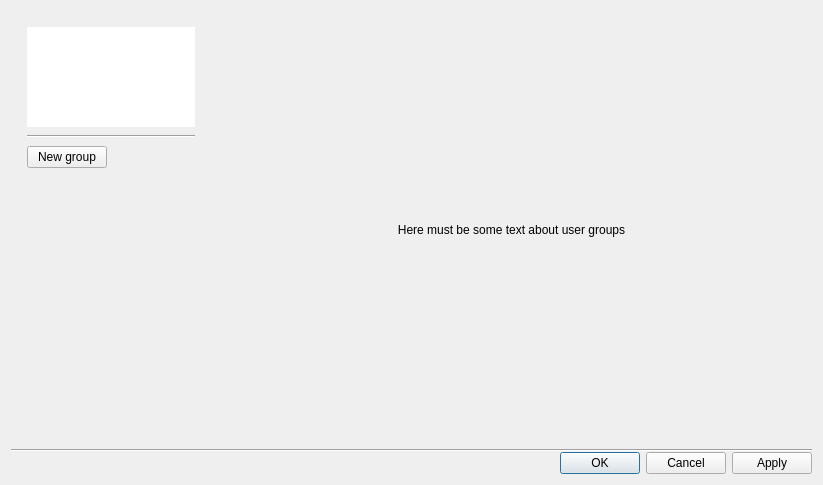
Before: the Qt Designer form client/src/ui/dialogs/resource_properties/user_groups_dialog.ui in networkoptix/nx_open, drawn with Qt 5.
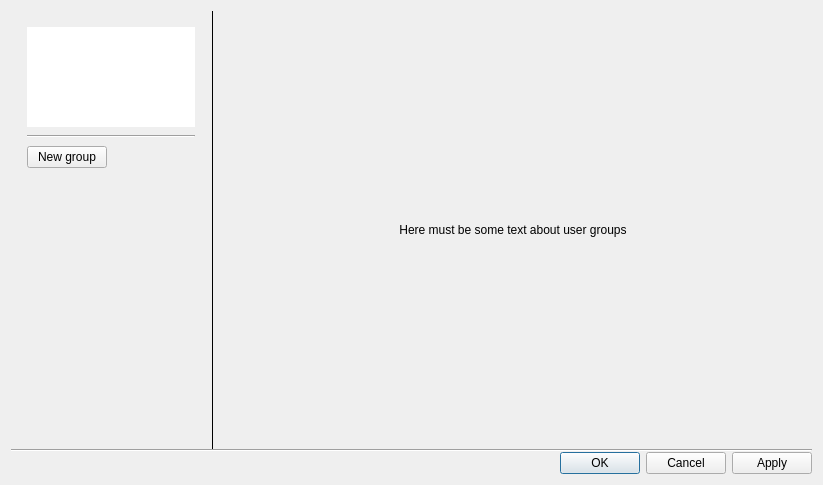
After: the same form once the commit is applied. Custom widgets are drawn as their Qt base class.

Commit message:
VMS-2326: User groups - UI
<==== Mercurial data ====>
Branch: dev_3.0.0_gui

What changed in the file:
```diff
--- a/client/src/ui/dialogs/resource_properties/user_groups_dialog.ui
+++ b/client/src/ui/dialogs/resource_properties/user_groups_dialog.ui
@@ -10,18 +10,18 @@
     <height>485</height>
    </rect>
   </property>
-  <layout class="QGridLayout" name="gridLayout" columnstretch="0,1">
+  <layout class="QGridLayout" name="gridLayout" columnstretch="0,0,1">
    <property name="spacing">
     <number>0</number>
    </property>
-   <item row="1" column="0" colspan="2">
+   <item row="1" column="0" colspan="3">
     <widget class="Line" name="line">
      <property name="orientation">
       <enum>Qt::Horizontal</enum>
      </property>
     </widget>
    </item>
-   <item row="2" column="0" colspan="2">
+   <item row="2" column="0" colspan="3">
     <widget class="QDialogButtonBox" name="buttonBox">
      <property name="orientation">
       <enum>Qt::Horizontal</enum>
@@ -31,6 +31,41 @@
      </property>
     </widget>
    </item>
+   <item row="0" column="2">
+    <widget class="QStackedWidget" name="groupInfoStackedWidget">
+     <property name="currentIndex">
+      <number>0</number>
+     </property>
+     <widget class="QWidget" name="noGroupsPage">
+      <layout class="QVBoxLayout" name="verticalLayout_2">
+       <item>
+        <widget class="QLabel" name="label">
+         <property name="text">
+          <string>Here must be some text about user groups</string>
+         </property>
+         <property name="alignment">
+          <set>Qt::AlignCenter</set>
+         </property>
+         <property name="wordWrap">
+          <bool>true</bool>
+         </property>
+        </widget>
+       </item>
+      </layout>
+     </widget>
+     <widget class="QWidget" name="groupInfoPage">
+      <layout class="QVBoxLayout" name="verticalLayout_3">
+       <item>
+        <widget class="QTabWidget" name="tabWidget">
+         <property name="currentIndex">
+          <number>-1</number>
+         </property>
+        </widget>
+       </item>
+      </layout>
+     </widget>
+    </widget>
+   </item>
    <item row="0" column="0">
     <widget class="QnPanel" name="groupsPanel" native="true">
      <property name="minimumSize">
@@ -126,38 +161,13 @@
     </widget>
    </item>
    <item row="0" column="1">
-    <widget class="QStackedWidget" name="groupInfoStackedWidget">
-     <property name="currentIndex">
-      <number>0</number>
+    <widget class="Line" name="line_3">
+     <property name="frameShadow">
+      <enum>QFrame::Plain</enum>
      </property>
-     <widget class="QWidget" name="noGroupsPage">
-      <layout class="QVBoxLayout" name="verticalLayout_2">
-       <item>
-        <widget class="QLabel" name="label">
-         <property name="text">
-          <string>Here must be some text about user groups</string>
-         </property>
-         <property name="alignment">
-          <set>Qt::AlignCenter</set>
-         </property>
-         <property name="wordWrap">
-          <bool>true</bool>
-         </property>
-        </widget>
-       </item>
-      </layout>
-     </widget>
-     <widget class="QWidget" name="groupInfoPage">
-      <layout class="QVBoxLayout" name="verticalLayout_3">
-       <item>
-        <widget class="QTabWidget" name="tabWidget">
-         <property name="currentIndex">
-          <number>-1</number>
-         </property>
-        </widget>
-       </item>
-      </layout>
-     </widget>
+     <property name="orientation">
+      <enum>Qt::Vertical</enum>
+     </property>
     </widget>
    </item>
   </layout>
```
The commit also changes 9 other files.
